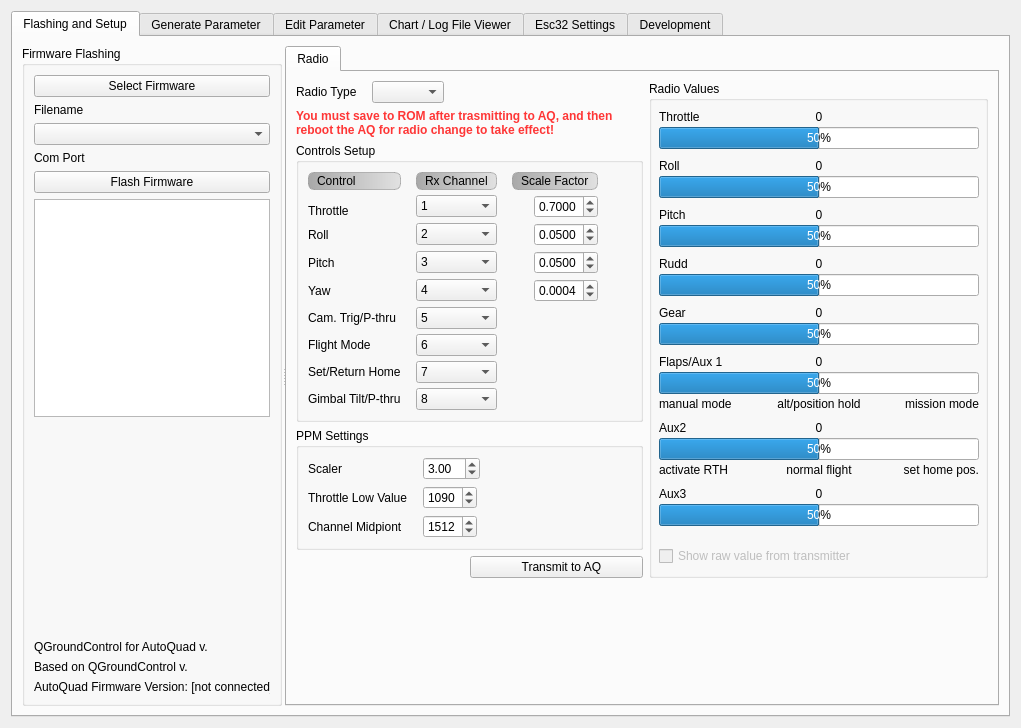
First picture: the form in src/ui/qgcautoquad.ui, repository mpaperno/qgroundcontrol_aq, before the edit.
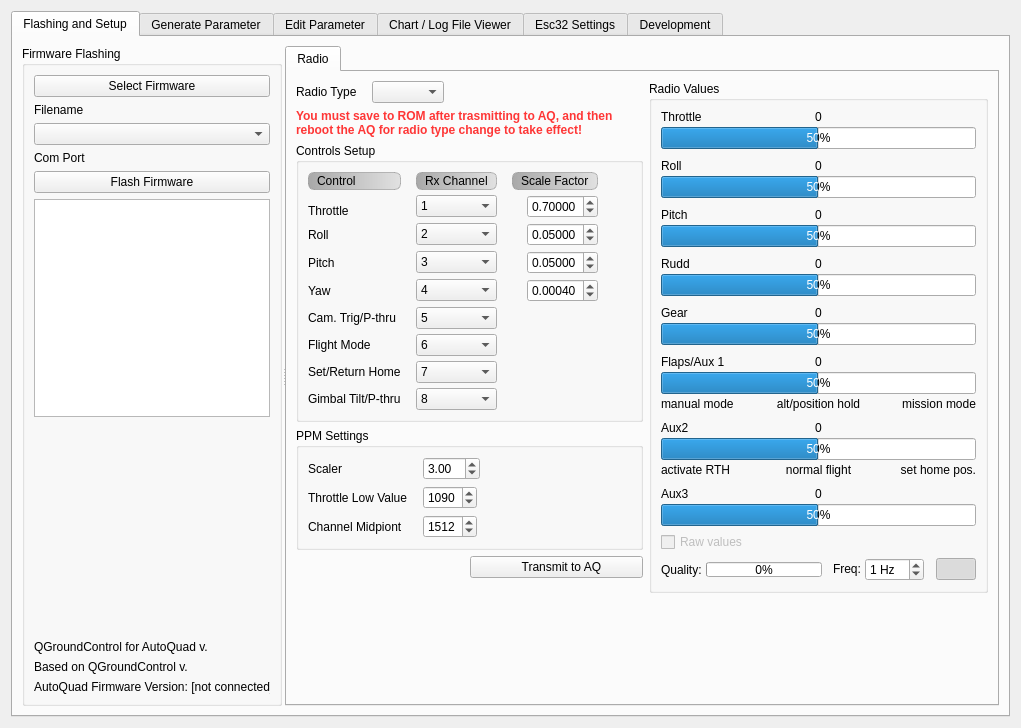
Second picture: the form after the edit. Icons and pictures are not drawn.

Commit message: Add radio quality bar graph; ... Add frequency control and start/stop control to radio value bars (stopping updates frees up CPU time), stores started/stopped state to settings; Add auto-reconnect after flashing firmware, if was connected before flashing; Reworked the channel bar graph update/handling code;

Diff of the .ui file:
```diff
--- a/src/ui/qgcautoquad.ui
+++ b/src/ui/qgcautoquad.ui
@@ -170,7 +170,7 @@
            <attribute name="title">
             <string>Radio</string>
            </attribute>
-           <layout class="QGridLayout" name="gridLayout_16">
+           <layout class="QGridLayout" name="gridLayout_13">
             <item row="0" column="0">
              <layout class="QGridLayout" name="gridLayout_15">
               <property name="horizontalSpacing">
@@ -225,7 +225,7 @@
 font-weight: bold;</string>
                 </property>
                 <property name="text">
-                 <string>You must save to ROM after trasmitting to AQ, and then reboot the AQ for radio change to take effect!</string>
+                 <string>You must save to ROM after trasmitting to AQ, and then reboot the AQ for radio type change to take effect!</string>
                 </property>
                 <property name="wordWrap">
                  <bool>true</bool>
@@ -245,15 +245,21 @@
               <property name="title">
                <string>Radio Values</string>
               </property>
-              <layout class="QVBoxLayout" name="verticalLayout_4">
+              <layout class="QGridLayout" name="gridLayout_16">
+               <item row="0" column="0" colspan="2">
+                <widget class="QWidget" name="conatiner_radioGraphValues" native="true">
+                 <property name="sizePolicy">
+                  <sizepolicy hsizetype="Expanding" vsizetype="Preferred">
+                   <horstretch>0</horstretch>
+                   <verstretch>0</verstretch>
+                  </sizepolicy>
+                 </property>
+                 <layout class="QVBoxLayout" name="verticalLayout_2">
                <property name="spacing">
                 <number>10</number>
                </property>
-               <property name="leftMargin">
-                <number>7</number>
-               </property>
-               <property name="rightMargin">
-                <number>6</number>
+                  <property name="margin">
+                   <number>0</number>
                </property>
                <item>
                 <layout class="QGridLayout" name="gridLayout_19">
@@ -719,30 +725,187 @@
                  </item>
                 </layout>
                </item>
-               <item>
-                <spacer name="verticalSpacer_18">
-                 <property name="orientation">
-                  <enum>Qt::Vertical</enum>
-                 </property>
-                 <property name="sizeHint" stdset="0">
-                  <size>
-                   <width>40</width>
-                   <height>10</height>
-                  </size>
-                 </property>
-                </spacer>
+                 </layout>
+                </widget>
                </item>
-               <item>
+               <item row="1" column="0">
                 <widget class="QCheckBox" name="checkBox_raw_value">
                  <property name="enabled">
                   <bool>false</bool>
                  </property>
+                 <property name="sizePolicy">
+                  <sizepolicy hsizetype="Fixed" vsizetype="Fixed">
+                   <horstretch>0</horstretch>
+                   <verstretch>0</verstretch>
+                  </sizepolicy>
+                 </property>
                  <property name="text">
-                  <string>Show raw value from transmitter</string>
+                  <string>Raw values</string>
                  </property>
                 </widget>
                </item>
-              </layout>
+               <item row="1" column="1">
+                <spacer name="verticalSpacer_18">
+                 <property name="orientation">
+                  <enum>Qt::Vertical</enum>
+                 </property>
+                 <property name="sizeHint" stdset="0">
+                  <size>
+                   <width>40</width>
+                   <height>10</height>
+                  </size>
+                 </property>
+                </spacer>
+               </item>
+               <item row="2" column="0" colspan="2">
+                <layout class="QHBoxLayout" name="horizontalLayout_3">
+                 <property name="spacing">
+                  <number>4</number>
+                 </property>
+                 <item>
+                  <widget class="QLabel" name="label_10">
+                   <property name="text">
+                    <string>Quality:</string>
+                   </property>
+                  </widget>
+                 </item>
+                 <item>
+                  <widget class="QProgressBar" name="progressBar_rssi">
+                   <property name="maximumSize">
+                    <size>
+                     <width>16777215</width>
+                     <height>15</height>
+                    </size>
+                   </property>
+                   <property name="toolTip">
+                    <string>AutoQuad RADIO_QUALITY indicator, roughly a measure of lost radio packets and signal quality.</string>
+                   </property>
+                   <property name="minimum">
+                    <number>0</number>
+                   </property>
+                   <property name="maximum">
+                    <number>100</number>
+                   </property>
+                   <property name="value">
+                    <number>0</number>
+                   </property>
+                  </widget>
+                 </item>
+                 <item>
+                  <spacer name="horizontalSpacer_5">
+                   <property name="orientation">
+                    <enum>Qt::Horizontal</enum>
+                   </property>
+                   <property name="sizeType">
+                    <enum>QSizePolicy::Fixed</enum>
+                   </property>
+                   <property name="sizeHint" stdset="0">
+                    <size>
+                     <width>7</width>
+                     <height>20</height>
+                    </size>
+                   </property>
+                  </spacer>
+                 </item>
+                 <item>
+                  <widget class="QLabel" name="label_9">
+                   <property name="sizePolicy">
+                    <sizepolicy hsizetype="Fixed" vsizetype="Fixed">
+                     <horstretch>0</horstretch>
+                     <verstretch>0</verstretch>
+                    </sizepolicy>
+                   </property>
+                   <property name="toolTip">
+                    <string>Refresh frequency of channels graph</string>
+                   </property>
+                   <property name="text">
+                    <string>Freq:</string>
+                   </property>
+                  </widget>
+                 </item>
+                 <item>
+                  <widget class="QSpinBox" name="spinBox_rcGraphRefreshFreq">
+                   <property name="sizePolicy">
+                    <sizepolicy hsizetype="Fixed" vsizetype="Fixed">
+                     <horstretch>0</horstretch>
+                     <verstretch>0</verstretch>
+                    </sizepolicy>
+                   </property>
+                   <property name="toolTip">
+                    <string>Refresh frequency of channels graph</string>
+                   </property>
+                   <property name="suffix">
+                    <string> Hz</string>
+                   </property>
+                   <property name="maximum">
+                    <number>50</number>
+                   </property>
+                   <property name="value">
+                    <number>1</number>
+                   </property>
+                  </widget>
+                 </item>
+                 <item>
+                  <spacer name="horizontalSpacer_6">
+                   <property name="orientation">
+                    <enum>Qt::Horizontal</enum>
+                   </property>
+                   <property name="sizeType">
+                    <enum>QSizePolicy::Fixed</enum>
+                   </property>
+                   <property name="sizeHint" stdset="0">
+                    <size>
+                     <width>8</width>
+                     <height>20</height>
+                    </size>
+                   </property>
+                  </spacer>
+                 </item>
+                 <item alignment="Qt::AlignRight">
+                  <widget class="QPushButton" name="pushButton_toggleRadioGraph">
+                   <property name="sizePolicy">
+                    <sizepolicy hsizetype="Fixed" vsizetype="Fixed">
+                     <horstretch>0</horstretch>
+                     <verstretch>0</verstretch>
+                    </sizepolicy>
+                   </property>
+                   <property name="toolTip">
+                    <string>Toggle radio channel graph updates on/off (they can consume a lot of CPU resouces on your computer)</string>
+                   </property>
+                   <property name="text">
+                    <string/>
+                   </property>
+                   <property name="icon">
+                    <iconset resource="../../qgroundcontrol.qrc">
+                     <normaloff>:/files/images/actions/media-playback-start.svg</normaloff>
+                     <normalon>:/files/images/actions/media-playback-stop.svg</normalon>
+                     <disabledon>:/files/images/actions/media-playback-stop.svg</disabledon>
+                     <activeoff>:/files/images/actions/media-playback-start.svg</activeoff>
+                     <activeon>:/files/images/actions/media-playback-stop.svg</activeon>
+                     <selectedoff>:/files/images/actions/media-playback-start.svg</selectedoff>
+                     <selectedon>:/files/images/actions/media-playback-stop.svg</selectedon>:/files/images/actions/media-playback-start.svg</iconset>
+                   </property>
+                   <property name="iconSize">
+                    <size>
+                     <width>22</width>
+                     <height>22</height>
+                    </size>
+                   </property>
+                   <property name="checkable">
+                    <bool>true</bool>
+                   </property>
+                   <property name="checked">
+                    <bool>true</bool>
+                   </property>
+                  </widget>
+                 </item>
+                </layout>
+               </item>
+              </layout>
+              <zorder>conatiner_radioGraphValues</zorder>
+              <zorder>checkBox_raw_value</zorder>
+              <zorder>pushButton_toggleRadioGraph</zorder>
+              <zorder>checkBox_raw_value</zorder>
              </widget>
             </item>
             <item row="1" column="0">
@@ -785,7 +948,7 @@
                   <string>Multiplier applied to radio channel value to determine final control amount when in manual modes.  Leave these at defaults until you know why to change them.</string>
                  </property>
                  <property name="decimals">
-                  <number>4</number>
+                  <number>5</number>
                  </property>
                  <property name="maximum">
                   <double>1.000000000000000</double>
@@ -937,7 +1100,7 @@
                   <string>Multiplier applied to radio channel value to determine final control amount when in manual modes.  Leave these at defaults until you know why to change them.</string>
                  </property>
                  <property name="decimals">
-                  <number>4</number>
+                  <number>5</number>
                  </property>
                  <property name="maximum">
                   <double>1.000000000000000</double>
@@ -1149,7 +1312,7 @@
                   <string>Multiplier applied to radio channel value to determine final control amount when in manual modes.  Leave these at defaults until you know why to change them.</string>
                  </property>
                  <property name="decimals">
-                  <number>4</number>
+                  <number>5</number>
                  </property>
                  <property name="maximum">
                   <double>1.000000000000000</double>
@@ -1271,7 +1434,7 @@
                   <string>Multiplier applied to radio channel value to determine final control amount when in manual modes.  Leave these at defaults until you know why to change them.</string>
                  </property>
                  <property name="decimals">
-                  <number>4</number>
+                  <number>5</number>
                  </property>
                  <property name="maximum">
                   <double>1.000000000000000</double>
```
Left out of the diff: 33 changed lines with no effect on the pictures. Lines whose indentation alone changed are shown as unchanged. The commit also changes 2 other files.
